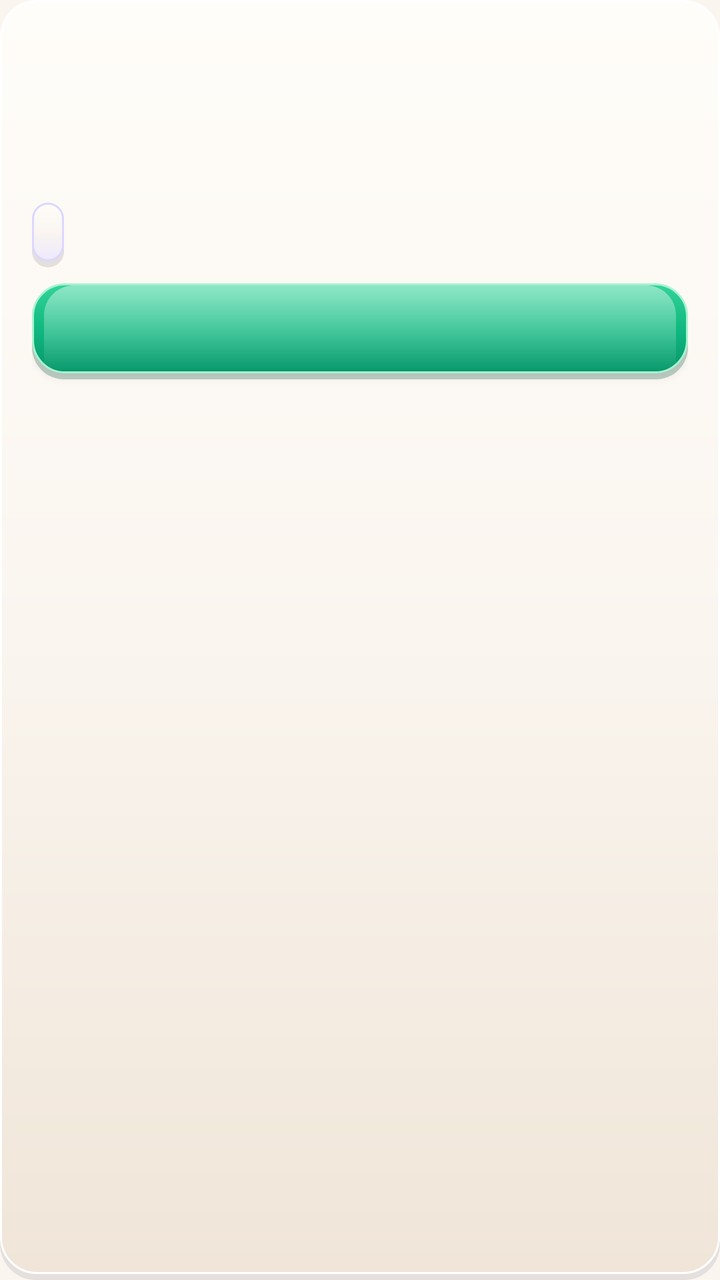
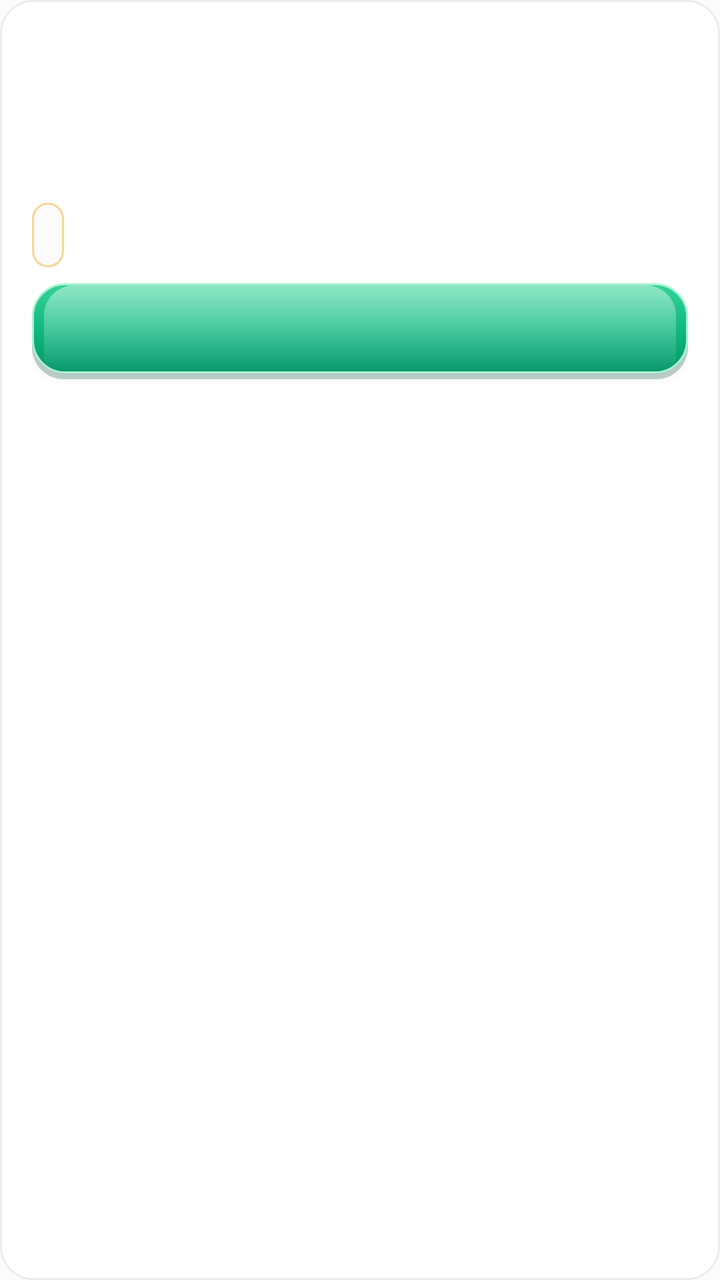

The first picture is an Android layout as it rendered before a commit; the second is the same layout after the commit. The layout source and the unified diff follow.
<!-- AndroidManifest.xml: application theme Theme.SheEmpower -->
<!-- res/layout/item_order.xml -->
<?xml version="1.0" encoding="utf-8"?>
<LinearLayout xmlns:android="http://schemas.android.com/apk/res/android"
    android:layout_width="match_parent"
    android:layout_height="wrap_content"
    android:layout_marginBottom="10dp"
    android:background="@drawable/bg_skeu_card"
    android:orientation="vertical"
    android:padding="16dp">

    <LinearLayout
        android:layout_width="match_parent"
        android:layout_height="wrap_content"
        android:orientation="horizontal">

        <TextView
            android:id="@+id/tvOrderProduct"
            android:layout_width="0dp"
            android:layout_height="wrap_content"
            android:layout_weight="1"
            android:fontFamily="sans-serif-black"
            android:textColor="@color/text_dark"
            android:textSize="15sp" />

        <TextView
            android:id="@+id/tvOrderAmount"
            android:layout_width="wrap_content"
            android:layout_height="wrap_content"
            android:textColor="@color/lavender_primary"
            android:fontFamily="sans-serif-bold"
            android:textSize="15sp" />
    </LinearLayout>

    <TextView
        android:id="@+id/tvOrderParty"
        android:layout_width="match_parent"
        android:layout_height="wrap_content"
        android:textColor="@color/text_dark"
        android:textSize="12sp"
        android:fontFamily="sans-serif-medium"
        android:layout_marginTop="4dp" />

    <TextView
        android:id="@+id/tvOrderDetails"
        android:layout_width="match_parent"
        android:layout_height="wrap_content"
        android:textColor="@color/text_gray"
        android:textSize="12sp"
        android:layout_marginTop="4dp" />

    <TextView
        android:id="@+id/tvOrderAddress"
        android:layout_width="match_parent"
        android:layout_height="wrap_content"
        android:textColor="@color/text_gray"
        android:textSize="12sp" />

    <TextView
        android:id="@+id/tvOrderStatus"
        android:layout_width="wrap_content"
        android:layout_height="wrap_content"
        android:background="@drawable/bg_skeu_button_cream"
        android:padding="8dp"
        android:textColor="@color/lavender_primary"
        android:fontFamily="sans-serif-medium"
        android:textSize="12sp"
        android:layout_marginTop="8dp" />

    <Button
        android:id="@+id/btnAdvanceStatus"
        android:layout_width="match_parent"
        android:layout_height="48dp"
        android:background="@drawable/bg_skeu_button_green"
        android:textColor="#FFFFFF"
        android:fontFamily="sans-serif-medium"
        android:textSize="12sp"
        android:layout_marginTop="8dp" />

</LinearLayout>
<!-- resources referenced by this layout -->
<resources>
  <color name="lavender_primary">#7C3AED</color>
  <color name="text_dark">#2D253B</color>
  <color name="text_gray">#6B637B</color>
  <!-- drawable bg_skeu_button_cream (drawable) -->
  <?xml version="1.0" encoding="utf-8"?>
  <layer-list xmlns:android="http://schemas.android.com/apk/res/android">
      <item android:top="3dp">
          <shape android:shape="rectangle">
              <solid android:color="#202D253B" />
              <corners android:radius="16dp" />
          </shape>
      </item>
      <item android:bottom="3dp">
          <shape android:shape="rectangle">
              <gradient
                  android:startColor="#FFFDF9"
                  android:centerColor="#FAF5EF"
                  android:endColor="#EDE9FE"
                  android:angle="270" />
              <stroke android:width="1dp" android:color="#DDD6FE" />
              <corners android:radius="16dp" />
          </shape>
      </item>
  </layer-list>
  <!-- drawable bg_skeu_button_green (drawable) -->
  <?xml version="1.0" encoding="utf-8"?>
  <layer-list xmlns:android="http://schemas.android.com/apk/res/android">
      <item android:top="3dp">
          <shape android:shape="rectangle">
              <solid android:color="#40064E3B" />
              <corners android:radius="16dp" />
          </shape>
      </item>
      <item android:bottom="3dp">
          <shape android:shape="rectangle">
              <gradient
                  android:startColor="#34D399"
                  android:centerColor="#10B981"
                  android:endColor="#059669"
                  android:angle="270" />
              <stroke android:width="1dp" android:color="#A7F3D0" />
              <corners android:radius="16dp" />
          </shape>
      </item>
      <item android:bottom="3dp" android:top="1dp" android:left="6dp" android:right="6dp">
          <shape android:shape="rectangle">
              <gradient
                  android:startColor="#70FFFFFF"
                  android:endColor="#00FFFFFF"
                  android:angle="270" />
              <corners android:topLeftRadius="15dp" android:topRightRadius="15dp" />
          </shape>
      </item>
  </layer-list>
  <!-- drawable bg_skeu_card (drawable) -->
  <?xml version="1.0" encoding="utf-8"?>
  <layer-list xmlns:android="http://schemas.android.com/apk/res/android">
      
      <item android:top="3dp">
          <shape android:shape="rectangle">
              <solid android:color="#1A2D253B" />
              <corners android:radius="18dp" />
          </shape>
      </item>
      
      <item android:bottom="3dp">
          <shape android:shape="rectangle">
              <gradient
                  android:startColor="#FFFDF9"
                  android:centerColor="#FAF5EF"
                  android:endColor="#F0E5D8"
                  android:angle="270" />
              <stroke android:width="1dp" android:color="#FFFFFF" />
              <corners android:radius="18dp" />
          </shape>
      </item>
  </layer-list>
  <style name="Theme.SheEmpower" parent="Theme.AppCompat.Light.NoActionBar">
          <item name="colorPrimary">@color/lavender_primary</item>
          <item name="colorPrimaryDark">@color/lavender_dark</item>
          <item name="colorAccent">@color/lavender_primary</item>
          <item name="android:windowBackground">@color/bg_cream</item>
          <item name="android:colorBackground">@color/bg_cream</item>
          <item name="android:textColorPrimary">@color/text_dark</item>
          <item name="android:textColorSecondary">@color/text_gray</item>
      </style>
  <color name="lavender_dark">#5B21B6</color>
  <color name="bg_cream">#FAF5EF</color>
</resources>

<!-- the commit's change to res/layout/item_order.xml (unified diff, before → after) -->
@@ -18,14 +18,14 @@
             android:layout_height="wrap_content"
             android:layout_weight="1"
             android:fontFamily="sans-serif-black"
-            android:textColor="@color/text_dark"
+            android:textColor="@color/text_primary"
             android:textSize="15sp" />
 
         <TextView
             android:id="@+id/tvOrderAmount"
             android:layout_width="wrap_content"
             android:layout_height="wrap_content"
-            android:textColor="@color/lavender_primary"
+            android:textColor="@color/primary"
             android:fontFamily="sans-serif-bold"
             android:textSize="15sp" />
     </LinearLayout>
@@ -34,7 +34,7 @@
         android:id="@+id/tvOrderParty"
         android:layout_width="match_parent"
         android:layout_height="wrap_content"
-        android:textColor="@color/text_dark"
+        android:textColor="@color/text_primary"
         android:textSize="12sp"
         android:fontFamily="sans-serif-medium"
         android:layout_marginTop="4dp" />
@@ -43,7 +43,7 @@
         android:id="@+id/tvOrderDetails"
         android:layout_width="match_parent"
         android:layout_height="wrap_content"
-        android:textColor="@color/text_gray"
+        android:textColor="@color/text_secondary"
         android:textSize="12sp"
         android:layout_marginTop="4dp" />
 
@@ -51,7 +51,7 @@
         android:id="@+id/tvOrderAddress"
         android:layout_width="match_parent"
         android:layout_height="wrap_content"
-        android:textColor="@color/text_gray"
+        android:textColor="@color/text_secondary"
         android:textSize="12sp" />
 
     <TextView
@@ -60,7 +60,7 @@
         android:layout_height="wrap_content"
         android:background="@drawable/bg_skeu_button_cream"
         android:padding="8dp"
-        android:textColor="@color/lavender_primary"
+        android:textColor="@color/primary"
         android:fontFamily="sans-serif-medium"
         android:textSize="12sp"
         android:layout_marginTop="8dp" />
<!-- resource entries referenced after the edit -->
@@ -1,29 +1,16 @@
 <!-- resources referenced by this layout -->
 <resources>
-  <color name="lavender_primary">#7C3AED</color>
-  <color name="text_dark">#2D253B</color>
-  <color name="text_gray">#6B637B</color>
+  <color name="primary">#192A56</color>
+  <color name="text_primary">#192A56</color>
+  <color name="text_secondary">#6B7A99</color>
   <!-- drawable bg_skeu_button_cream (drawable) -->
   <?xml version="1.0" encoding="utf-8"?>
-  <layer-list xmlns:android="http://schemas.android.com/apk/res/android">
-      <item android:top="3dp">
-          <shape android:shape="rectangle">
-              <solid android:color="#202D253B" />
-              <corners android:radius="16dp" />
-          </shape>
-      </item>
-      <item android:bottom="3dp">
-          <shape android:shape="rectangle">
-              <gradient
-                  android:startColor="#FFFDF9"
-                  android:centerColor="#FAF5EF"
-                  android:endColor="#EDE9FE"
-                  android:angle="270" />
-              <stroke android:width="1dp" android:color="#DDD6FE" />
-              <corners android:radius="16dp" />
-          </shape>
-      </item>
-  </layer-list>
+  <shape xmlns:android="http://schemas.android.com/apk/res/android"
+      android:shape="rectangle">
+      <solid android:color="@color/pearl_white" />
+      <corners android:radius="12dp" />
+      <stroke android:color="@color/champagne" android:width="1dp" />
+  </shape>
   <!-- drawable bg_skeu_button_green (drawable) -->
   <?xml version="1.0" encoding="utf-8"?>
   <layer-list xmlns:android="http://schemas.android.com/apk/res/android">
@@ -56,37 +43,28 @@
   </layer-list>
   <!-- drawable bg_skeu_card (drawable) -->
   <?xml version="1.0" encoding="utf-8"?>
-  <layer-list xmlns:android="http://schemas.android.com/apk/res/android">
-      
-      <item android:top="3dp">
-          <shape android:shape="rectangle">
-              <solid android:color="#1A2D253B" />
-              <corners android:radius="18dp" />
-          </shape>
-      </item>
-      
-      <item android:bottom="3dp">
-          <shape android:shape="rectangle">
-              <gradient
-                  android:startColor="#FFFDF9"
-                  android:centerColor="#FAF5EF"
-                  android:endColor="#F0E5D8"
-                  android:angle="270" />
-              <stroke android:width="1dp" android:color="#FFFFFF" />
-              <corners android:radius="18dp" />
-          </shape>
-      </item>
-  </layer-list>
+  <shape xmlns:android="http://schemas.android.com/apk/res/android"
+      android:shape="rectangle">
+      <solid android:color="@color/white" />
+      <corners android:radius="16dp" />
+      <stroke android:color="@color/card_border" android:width="1dp" />
+  </shape>
   <style name="Theme.SheEmpower" parent="Theme.AppCompat.Light.NoActionBar">
-          <item name="colorPrimary">@color/lavender_primary</item>
-          <item name="colorPrimaryDark">@color/lavender_dark</item>
-          <item name="colorAccent">@color/lavender_primary</item>
-          <item name="android:windowBackground">@color/bg_cream</item>
-          <item name="android:colorBackground">@color/bg_cream</item>
-          <item name="android:textColorPrimary">@color/text_dark</item>
-          <item name="android:textColorSecondary">@color/text_gray</item>
+          <item name="colorPrimary">@color/primary</item>
+          <item name="colorPrimaryDark">@color/primary_dark</item>
+          <item name="colorAccent">@color/accent</item>
+          <item name="android:windowBackground">@color/background</item>
+          <item name="android:colorBackground">@color/background</item>
+          <item name="android:textColorPrimary">@color/text_primary</item>
+          <item name="android:textColorSecondary">@color/text_secondary</item>
+          <item name="android:statusBarColor">@color/primary_dark</item>
       </style>
-  <color name="lavender_dark">#5B21B6</color>
-  <color name="bg_cream">#FAF5EF</color>
+  <color name="pearl_white">#FCFBFB</color>
+  <color name="champagne">#F7D794</color>
+  <color name="white">#FFFFFF</color>
+  <color name="card_border">#EAECEE</color>
+  <color name="primary_dark">#0F1B3D</color>
+  <color name="accent">#F7D794</color>
+  <color name="background">#FCFBFB</color>
 </resources>
 
